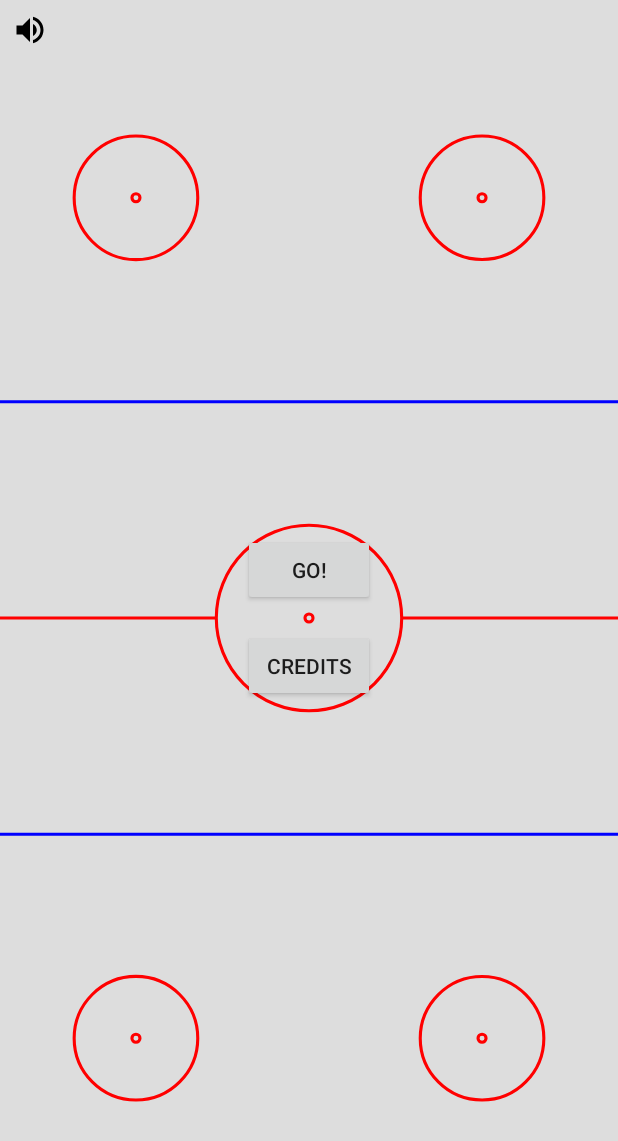
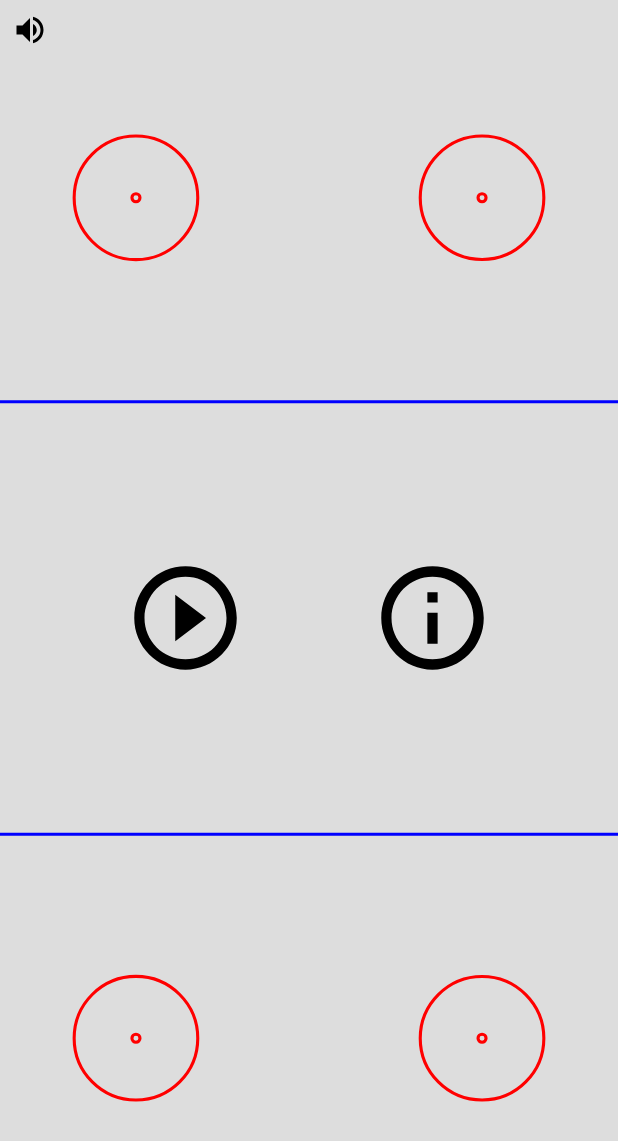
Before and after one commit to InvalidNickname/Air-hockey, an Android app: the screen it shows after launch (MainActivity), on a phone screen of 412 x 824 dp. Shown: the top 1141 px of the screen. Run offline under Robolectric (Android 15) with nearby library versions, the phone set to English and light mode, and no system bars.

Commit message:
v0.16.2 - Увеличил кнопки выбора в gameCustom - Поменял кнопки go и credits

```diff
--- a/app/src/main/AndroidManifest.xml
+++ b/app/src/main/AndroidManifest.xml
@@ -1,7 +1,7 @@
 <?xml version="1.0" encoding="utf-8"?>
 <manifest xmlns:android="http://schemas.android.com/apk/res/android"
     package="hockey.airhockey"
-    android:versionName="0.16.1">
+    android:versionName="0.16.2">
 
     <application
         android:allowBackup="true"
--- a/app/src/main/java/hockey/airhockey/GameCustomField.java
+++ b/app/src/main/java/hockey/airhockey/GameCustomField.java
@@ -81,12 +81,12 @@ public class GameCustomField extends SurfaceView implements Runnable {
             background.setBounds(0, 0, width, height);
         }
         start = new Button(R.drawable.start_button, context, (int) (0.9074 * width), width, (int) (0.4375 * height), (int) (0.5625 * height));
-        puckLeft = new Button(R.drawable.arrow_left, context, (int) (width / 2 - 1.5 * playerScale - 20), width / 2 - playerScale - 20, height / 2 - playerScale / 2, height / 2 + playerScale / 2);
-        puckRight = new Button(R.drawable.arrow_right, context, width / 2 + playerScale + 20, (int) (width / 2 + 1.5 * playerScale + 20), height / 2 - playerScale / 2, height / 2 + playerScale / 2);
-        player1Left = new Button(R.drawable.arrow_left, context, (int) (width / 2 - 1.5 * playerScale - 20), width / 2 - playerScale - 20, (int) (0.9 * playerScale), (int) (1.9 * playerScale));
-        player1Right = new Button(R.drawable.arrow_right, context, width / 2 + playerScale + 20, (int) (width / 2 + 1.5 * playerScale + 20), (int) (0.9 * playerScale), (int) (1.9 * playerScale));
-        player2Left = new Button(R.drawable.arrow_left, context, (int) (width / 2 - 1.5 * playerScale - 20), width / 2 - playerScale - 20, (int) (height - 1.9 * playerScale), (int) (height - 0.9 * playerScale));
-        player2Right = new Button(R.drawable.arrow_right, context, width / 2 + playerScale + 20, (int) (width / 2 + 1.5 * playerScale + 20), (int) (height - 1.9 * playerScale), (int) (height - 0.9 * playerScale));
+        puckLeft = new Button(R.drawable.arrow_left, context, (int) (width / 2 - 1.7 * playerScale - 20), width / 2 - playerScale - 20, (int) (height / 2 - 0.7 * playerScale), (int) (height / 2 + 0.7 * playerScale));
+        puckRight = new Button(R.drawable.arrow_right, context, width / 2 + playerScale + 20, (int) (width / 2 + 1.7 * playerScale + 20), (int) (height / 2 - 0.7 * playerScale), (int) (height / 2 + 0.7 * playerScale));
+        player1Left = new Button(R.drawable.arrow_left, context, (int) (width / 2 - 1.7 * playerScale - 20), width / 2 - playerScale - 20, (int) (0.7 * playerScale), (int) (2.1 * playerScale));
+        player1Right = new Button(R.drawable.arrow_right, context, width / 2 + playerScale + 20, (int) (width / 2 + 1.7 * playerScale + 20), (int) (0.7 * playerScale), (int) (2.1 * playerScale));
+        player2Left = new Button(R.drawable.arrow_left, context, (int) (width / 2 - 1.7 * playerScale - 20), width / 2 - playerScale - 20, (int) (height - 2.1 * playerScale), (int) (height - 0.7 * playerScale));
+        player2Right = new Button(R.drawable.arrow_right, context, width / 2 + playerScale + 20, (int) (width / 2 + 1.7 * playerScale + 20), (int) (height - 2.1 * playerScale), (int) (height - 0.7 * playerScale));
         player1 = new Player(playerArray[player1Chosen], context, 1);
         player1.x = width + playerScale * 2;
         player2 = new Player(playerArray[player2Chosen], context, 2);
@@ -101,6 +101,8 @@ public class GameCustomField extends SurfaceView implements Runnable {
     private void drawOnCanvas(Canvas canvas) {
         background.draw(canvas);
         start.draw(canvas);
+        lowerGate.draw(canvas);
+        upperGate.draw(canvas);
         if (animStop) {
             player1Left.draw(canvas);
             player1Right.draw(canvas);
@@ -109,8 +111,6 @@ public class GameCustomField extends SurfaceView implements Runnable {
             puckRight.draw(canvas);
             puckLeft.draw(canvas);
         }
-        lowerGate.draw(canvas);
-        upperGate.draw(canvas);
         player1.draw(canvas);
         player2.draw(canvas);
         puck.draw(canvas);
--- a/app/src/main/java/hockey/airhockey/MainActivity.java
+++ b/app/src/main/java/hockey/airhockey/MainActivity.java
@@ -11,7 +11,6 @@ import android.view.View;
 import android.view.WindowManager;
 import android.view.animation.Animation;
 import android.view.animation.AnimationUtils;
-import android.widget.Button;
 import android.widget.ImageView;
 
 import static android.view.View.GONE;
@@ -26,8 +25,8 @@ public class MainActivity extends AppCompatActivity {
     static float volume;
     static boolean friction;
     ImageView volumeButton;
-    Button start, credits;
-    Animation up, down;
+    ImageView start, credits;
+    Animation left, right;
     private boolean isAnimation;
     private SharedPreferences settings;
 
@@ -62,8 +61,8 @@ public class MainActivity extends AppCompatActivity {
         if (volume == 0) {
             volumeButton.setBackground(VectorDrawableCompat.create(getResources(), R.drawable.volume_off, null));
         }
-        up = AnimationUtils.loadAnimation(this, R.anim.go_up);
-        down = AnimationUtils.loadAnimation(this, R.anim.go_down);
+        left = AnimationUtils.loadAnimation(this, R.anim.go_left);
+        right = AnimationUtils.loadAnimation(this, R.anim.go_right);
         drawGates();
     }
 
@@ -90,7 +89,7 @@ public class MainActivity extends AppCompatActivity {
 
     public void startGame(View view) {
         if (!isAnimation) {
-            up.setAnimationListener(new Animation.AnimationListener() {
+            left.setAnimationListener(new Animation.AnimationListener() {
                 @Override
                 public void onAnimationStart(Animation animation) {
                     isAnimation = true;
@@ -109,14 +108,14 @@ public class MainActivity extends AppCompatActivity {
                 public void onAnimationRepeat(Animation animation) {
                 }
             });
-            start.startAnimation(up);
-            credits.startAnimation(down);
+            start.startAnimation(left);
+            credits.startAnimation(right);
         }
     }
 
     public void openCredits(View view) {
         if (!isAnimation) {
-            up.setAnimationListener(new Animation.AnimationListener() {
+            left.setAnimationListener(new Animation.AnimationListener() {
                 @Override
                 public void onAnimationStart(Animation animation) {
                     isAnimation = true;
@@ -135,8 +134,8 @@ public class MainActivity extends AppCompatActivity {
                 public void onAnimationRepeat(Animation animation) {
                 }
             });
-            start.startAnimation(up);
-            credits.startAnimation(down);
+            start.startAnimation(left);
+            credits.startAnimation(right);
         }
     }
 
--- a/app/src/main/res/anim/go_up.xml
+++ b/app/src/main/res/anim/go_left.xml
@@ -1,5 +1,5 @@
 <?xml version="1.0" encoding="utf-8"?>
 <translate android:duration="700"
-    android:fromYDelta="0"
-    android:toYDelta="-50%p"
+    android:fromXDelta="0"
+    android:toXDelta="-40%p"
     xmlns:android="http://schemas.android.com/apk/res/android" />
--- a/app/src/main/res/anim/go_down.xml
+++ b/app/src/main/res/anim/go_right.xml
@@ -1,5 +1,5 @@
 <?xml version="1.0" encoding="utf-8"?>
 <translate android:duration="700"
-    android:fromYDelta="0"
-    android:toYDelta="50%p"
+    android:fromXDelta="0"
+    android:toXDelta="40%p"
     xmlns:android="http://schemas.android.com/apk/res/android" />
--- /dev/null
+++ b/app/src/main/res/drawable/background_cropped.xml
@@ -0,0 +1,49 @@
+<vector xmlns:android="http://schemas.android.com/apk/res/android"
+    android:width="1080dp"
+    android:height="1920dp"
+    android:viewportWidth="1000.0"
+    android:viewportHeight="2000.0">
+    <path
+        android:pathData="M0,0h1000v2000h-1000z"
+        android:fillColor="#dddddd" />
+    <path
+        android:pathData="M0,650L1000,650"
+        android:strokeColor="#0000FF"
+        android:strokeWidth="5" />
+    <path
+        android:pathData="M0,1350L1000,1350"
+        android:strokeColor="#0000FF"
+        android:strokeWidth="5" />
+    <path
+        android:pathData="M780,320m-100,0a100,100 0,1 1,200 0a100,100 0,1 1,-200 0"
+        android:strokeColor="#FF0000"
+        android:strokeWidth="5" />
+    <path
+        android:pathData="M220,320m-100,0a100,100 0,1 1,200 0a100,100 0,1 1,-200 0"
+        android:strokeColor="#FF0000"
+        android:strokeWidth="5" />
+    <path
+        android:pathData="M220,320m-6.5,0a6.5,6.5 0,1 1,13 0a6.5,6.5 0,1 1,-13 0"
+        android:strokeColor="#FF0000"
+        android:strokeWidth="5" />
+    <path
+        android:pathData="M780,320m-6.5,0a6.5,6.5 0,1 1,13 0a6.5,6.5 0,1 1,-13 0"
+        android:strokeColor="#FF0000"
+        android:strokeWidth="5" />
+    <path
+        android:pathData="M780,1680m-100,0a100,100 0,1 1,200 0a100,100 0,1 1,-200 0"
+        android:strokeColor="#FF0000"
+        android:strokeWidth="5" />
+    <path
+        android:pathData="M220,1680m-100,0a100,100 0,1 1,200 0a100,100 0,1 1,-200 0"
+        android:strokeColor="#FF0000"
+        android:strokeWidth="5" />
+    <path
+        android:pathData="M220,1680m-6.5,0a6.5,6.5 0,1 1,13 0a6.5,6.5 0,1 1,-13 0"
+        android:strokeColor="#FF0000"
+        android:strokeWidth="5" />
+    <path
+        android:pathData="M780,1680m-6.5,0a6.5,6.5 0,1 1,13 0a6.5,6.5 0,1 1,-13 0"
+        android:strokeColor="#FF0000"
+        android:strokeWidth="5" />
+</vector>
--- /dev/null
+++ b/app/src/main/res/drawable/info.xml
@@ -0,0 +1,9 @@
+<vector xmlns:android="http://schemas.android.com/apk/res/android"
+    android:width="24dp"
+    android:height="24dp"
+    android:viewportWidth="24"
+    android:viewportHeight="24">
+    <path
+        android:pathData="M11,17h2v-6h-2v6zM12,2C6.48,2 2,6.48 2,12s4.48,10 10,10 10,-4.48 10,-10S17.52,2 12,2zM12,20c-4.41,0 -8,-3.59 -8,-8s3.59,-8 8,-8 8,3.59 8,8 -3.59,8 -8,8zM11,9h2L13,7h-2v2z"
+        android:fillColor="#000000" />
+</vector>
--- /dev/null
+++ b/app/src/main/res/drawable/play_circle.xml
@@ -0,0 +1,9 @@
+<vector xmlns:android="http://schemas.android.com/apk/res/android"
+    android:width="24dp"
+    android:height="24dp"
+    android:viewportWidth="24"
+    android:viewportHeight="24">
+    <path
+        android:pathData="M10,16.5l6,-4.5 -6,-4.5v9zM12,2C6.48,2 2,6.48 2,12s4.48,10 10,10 10,-4.48 10,-10S17.52,2 12,2zM12,20c-4.41,0 -8,-3.59 -8,-8s3.59,-8 8,-8 8,3.59 8,8 -3.59,8 -8,8z"
+        android:fillColor="#000000" />
+</vector>
--- a/app/src/main/res/layout/activity_main.xml
+++ b/app/src/main/res/layout/activity_main.xml
@@ -2,9 +2,9 @@
 <android.support.constraint.ConstraintLayout xmlns:android="http://schemas.android.com/apk/res/android"
     xmlns:app="http://schemas.android.com/apk/res-auto"
     xmlns:tools="http://schemas.android.com/tools"
+    android:id="@+id/main"
     android:layout_width="match_parent"
     android:layout_height="match_parent"
-    android:id="@+id/main"
     tools:layout_editor_absoluteY="25dp">
 
     <ImageView
@@ -16,7 +16,7 @@
         app:layout_constraintEnd_toEndOf="parent"
         app:layout_constraintStart_toStartOf="parent"
         app:layout_constraintTop_toTopOf="parent"
-        app:srcCompat="@drawable/background"
+        app:srcCompat="@drawable/background_cropped"
         tools:ignore="ContentDescription" />
 
     <ImageView
@@ -46,35 +46,6 @@
         app:srcCompat="@drawable/upper_gate"
         tools:ignore="ContentDescription" />
 
-    <Button
-        android:id="@+id/credits"
-        android:layout_width="wrap_content"
-        android:layout_height="wrap_content"
-        android:layout_marginBottom="8dp"
-        android:layout_marginTop="8dp"
-        android:onClick="openCredits"
-        android:text="@string/settings"
-        android:textSize="@dimen/button_size"
-        app:layout_constraintBottom_toBottomOf="parent"
-        app:layout_constraintEnd_toEndOf="parent"
-        app:layout_constraintStart_toStartOf="parent"
-        app:layout_constraintTop_toBottomOf="@+id/start" />
-
-    <Button
-        android:id="@+id/start"
-        android:layout_width="wrap_content"
-        android:layout_height="wrap_content"
-        android:layout_marginBottom="8dp"
-        android:layout_marginTop="8dp"
-        android:onClick="startGame"
-        android:text="@string/start"
-        android:textSize="@dimen/button_size"
-        app:layout_constraintBottom_toTopOf="@+id/credits"
-        app:layout_constraintEnd_toEndOf="parent"
-        app:layout_constraintStart_toStartOf="parent"
-        app:layout_constraintTop_toTopOf="parent"
-        app:layout_constraintVertical_chainStyle="packed" />
-
     <ImageView
         android:id="@+id/volumeButton"
         android:layout_width="wrap_content"
@@ -91,4 +62,59 @@
         app:srcCompat="@drawable/volume_up"
         tools:ignore="ContentDescription" />
 
+    <ImageView
+        android:id="@+id/start"
+        android:layout_width="0dp"
+        android:layout_height="0dp"
+        android:scaleType="fitXY"
+        android:onClick="startGame"
+        app:layout_constraintBottom_toBottomOf="@+id/credits"
+        app:layout_constraintDimensionRatio="1:1"
+        app:layout_constraintEnd_toStartOf="@id/space"
+        app:layout_constraintStart_toEndOf="@id/space3"
+        app:layout_constraintTop_toTopOf="@+id/credits"
+        app:srcCompat="@drawable/play_circle"
+        tools:ignore="ContentDescription" />
+
+    <ImageView
+        android:id="@+id/credits"
+        android:layout_width="0dp"
+        android:layout_height="0dp"
+        android:scaleType="fitXY"
+        android:onClick="openCredits"
+        app:layout_constraintBottom_toBottomOf="parent"
+        app:layout_constraintDimensionRatio="1:1"
+        app:layout_constraintEnd_toStartOf="@id/space2"
+        app:layout_constraintStart_toEndOf="@id/space"
+        app:layout_constraintTop_toTopOf="parent"
+        app:srcCompat="@drawable/info"
+        tools:ignore="ContentDescription" />
+
+    <Space
+        android:id="@+id/space"
+        android:layout_width="0dp"
+        android:layout_height="0dp"
+        app:layout_constraintBottom_toBottomOf="@+id/credits"
+        app:layout_constraintEnd_toStartOf="@+id/credits"
+        app:layout_constraintStart_toEndOf="@+id/start"
+        app:layout_constraintTop_toTopOf="@+id/credits" />
+
+    <Space
+        android:id="@+id/space2"
+        android:layout_width="0dp"
+        android:layout_height="0dp"
+        app:layout_constraintBottom_toBottomOf="@+id/credits"
+        app:layout_constraintEnd_toEndOf="parent"
+        app:layout_constraintStart_toEndOf="@+id/credits"
+        app:layout_constraintTop_toTopOf="@+id/credits" />
+
+    <Space
+        android:id="@+id/space3"
+        android:layout_width="0dp"
+        android:layout_height="0dp"
+        app:layout_constraintBottom_toBottomOf="@+id/start"
+        app:layout_constraintEnd_toStartOf="@+id/start"
+        app:layout_constraintStart_toStartOf="parent"
+        app:layout_constraintTop_toTopOf="@+id/start" />
+
 </android.support.constraint.ConstraintLayout>
--- a/app/src/main/res/values/strings.xml
+++ b/app/src/main/res/values/strings.xml
@@ -1,7 +1,5 @@
 <resources>
     <string name="app_name">Air hockey</string>
-    <string name="start">Go!</string>
-    <string name="settings">Credits</string>
     <string name="win">Game Over</string>
     <string name="menu">Menu</string>
     <string name="restart">Restart</string>
```
